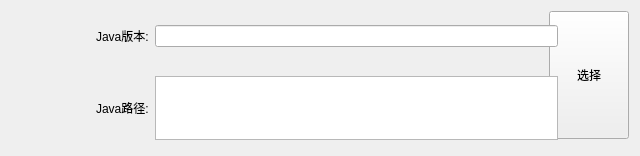
This is QtUI/Interface_select_java_single.ui in MCSLTeam/MCSL2 as Qt 5 draws it before an edit. The edited form follows.
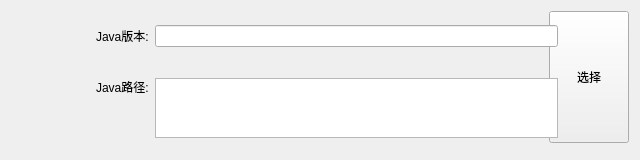
This is the edited form. Custom widgets are drawn as their Qt base class.

Commit message: 完善Java列表UI

The edit to the form file:
```diff
--- a/QtUI/Interface_select_java_single.ui
+++ b/QtUI/Interface_select_java_single.ui
@@ -7,11 +7,11 @@
     <x>0</x>
     <y>0</y>
     <width>640</width>
-    <height>156</height>
+    <height>160</height>
    </rect>
   </property>
   <property name="sizePolicy">
-   <sizepolicy hsizetype="Expanding" vsizetype="Preferred">
+   <sizepolicy hsizetype="Expanding" vsizetype="Fixed">
     <horstretch>0</horstretch>
     <verstretch>0</verstretch>
    </sizepolicy>
@@ -19,7 +19,7 @@
   <property name="minimumSize">
    <size>
     <width>640</width>
-    <height>100</height>
+    <height>160</height>
    </size>
   </property>
   <property name="maximumSize">
@@ -142,7 +142,7 @@
    <item row="1" column="2">
     <widget class="QWidget" name="javaPathWidget" native="true">
      <property name="sizePolicy">
-      <sizepolicy hsizetype="Expanding" vsizetype="Expanding">
+      <sizepolicy hsizetype="Expanding" vsizetype="Fixed">
        <horstretch>0</horstretch>
        <verstretch>0</verstretch>
       </sizepolicy>
@@ -157,10 +157,39 @@
       <property name="sizeConstraint">
        <enum>QLayout::SetMaximumSize</enum>
       </property>
-      <item row="0" column="1">
+      <item row="1" column="0">
+       <widget class="StrongBodyLabel" name="javaPathTitle">
+        <property name="sizePolicy">
+         <sizepolicy hsizetype="Fixed" vsizetype="Fixed">
+          <horstretch>0</horstretch>
+          <verstretch>0</verstretch>
+         </sizepolicy>
+        </property>
+        <property name="text">
+         <string>Java路径:</string>
+        </property>
+       </widget>
+      </item>
+      <item row="2" column="0">
+       <spacer name="verticalSpacer">
+        <property name="orientation">
+         <enum>Qt::Vertical</enum>
+        </property>
+        <property name="sizeType">
+         <enum>QSizePolicy::Fixed</enum>
+        </property>
+        <property name="sizeHint" stdset="0">
+         <size>
+          <width>20</width>
+          <height>40</height>
+         </size>
+        </property>
+       </spacer>
+      </item>
+      <item row="1" column="1" rowspan="2">
        <widget class="TextEdit" name="javaPath">
         <property name="sizePolicy">
-         <sizepolicy hsizetype="Expanding" vsizetype="Expanding">
+         <sizepolicy hsizetype="Expanding" vsizetype="Fixed">
           <horstretch>0</horstretch>
           <verstretch>0</verstretch>
          </sizepolicy>
@@ -182,19 +211,6 @@
         </property>
        </widget>
       </item>
-      <item row="0" column="0">
-       <widget class="StrongBodyLabel" name="javaPathTitle">
-        <property name="sizePolicy">
-         <sizepolicy hsizetype="Fixed" vsizetype="Fixed">
-          <horstretch>0</horstretch>
-          <verstretch>0</verstretch>
-         </sizepolicy>
-        </property>
-        <property name="text">
-         <string>Java路径:</string>
-        </property>
-       </widget>
-      </item>
      </layout>
     </widget>
    </item>
```
The commit also changes 1 other file.
